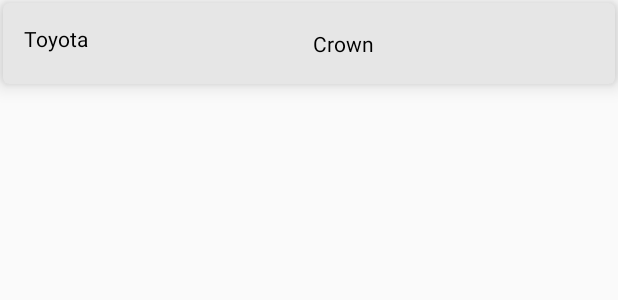
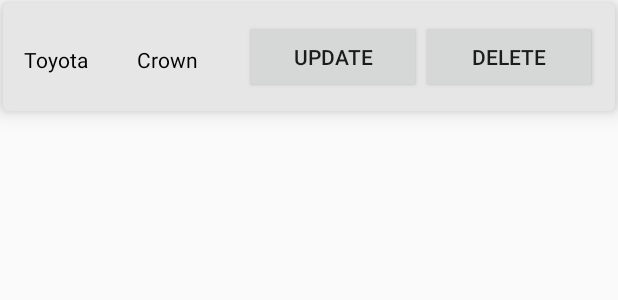
Before and after one commit to ilgulee/ModernizePractice, an Android app: the layout list_item.xml on its own in the app's theme, with its tools: preview values and no code run, on a phone screen of 412 x 824 dp. Shown: the top 300 px of the screen. Run offline under Robolectric (Android 15) with nearby library versions, the phone set to English and light mode, and no system bars.

```diff
--- a/app/build.gradle
+++ b/app/build.gradle
@@ -1,6 +1,7 @@
 apply plugin: 'com.android.application'
 apply plugin: 'kotlin-android-extensions'
 apply plugin: 'kotlin-android'
+apply plugin: 'kotlin-kapt'
 
 android {
     compileSdkVersion 28
@@ -39,6 +40,10 @@ dependencies {
 
 //    implementation 'androidx.core:core-ktx:1.0.1'
 
+    def room_version = "1.1.1"
+    implementation "android.arch.persistence.room:runtime:$room_version"
+    kapt "android.arch.persistence.room:compiler:$room_version"
+    androidTestImplementation "android.arch.persistence.room:testing:$room_version"
 }
 repositories {
     mavenCentral()
--- a/app/src/main/res/layout/list_item.xml
+++ b/app/src/main/res/layout/list_item.xml
@@ -32,10 +32,24 @@
             android:id="@+id/model_text"
             android:layout_width="wrap_content"
             android:layout_height="wrap_content"
-            android:layout_margin="5dp"
+            android:layout_margin="2dp"
             android:layout_weight="1"
             android:text="Crown"
             android:textColor="@android:color/black"
             android:textSize="14sp" />
+
+        <Button
+            android:id="@+id/update_button"
+            android:layout_width="wrap_content"
+            android:layout_height="wrap_content"
+            android:layout_weight="1"
+            android:text="update" />
+
+        <Button
+            android:id="@+id/delete_button"
+            android:layout_width="wrap_content"
+            android:layout_height="wrap_content"
+            android:layout_weight="1"
+            android:text="delete" />
     </LinearLayout>
 </android.support.v7.widget.CardView>
```
Also changed, not shown: app/src/main/java/ilgulee/com/modernizepractice/Automobile.java (+17 -1 lines), app/src/main/java/ilgulee/com/modernizepractice/AutomobileRecyclerAdapter.kt (+31 -8 lines).
